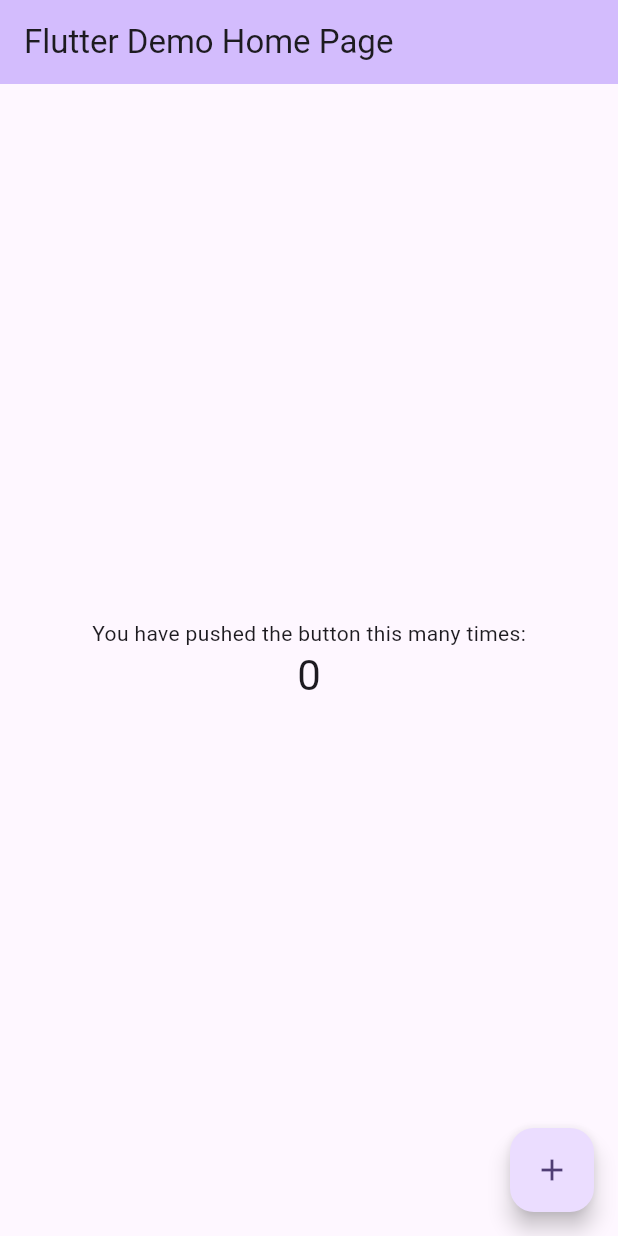
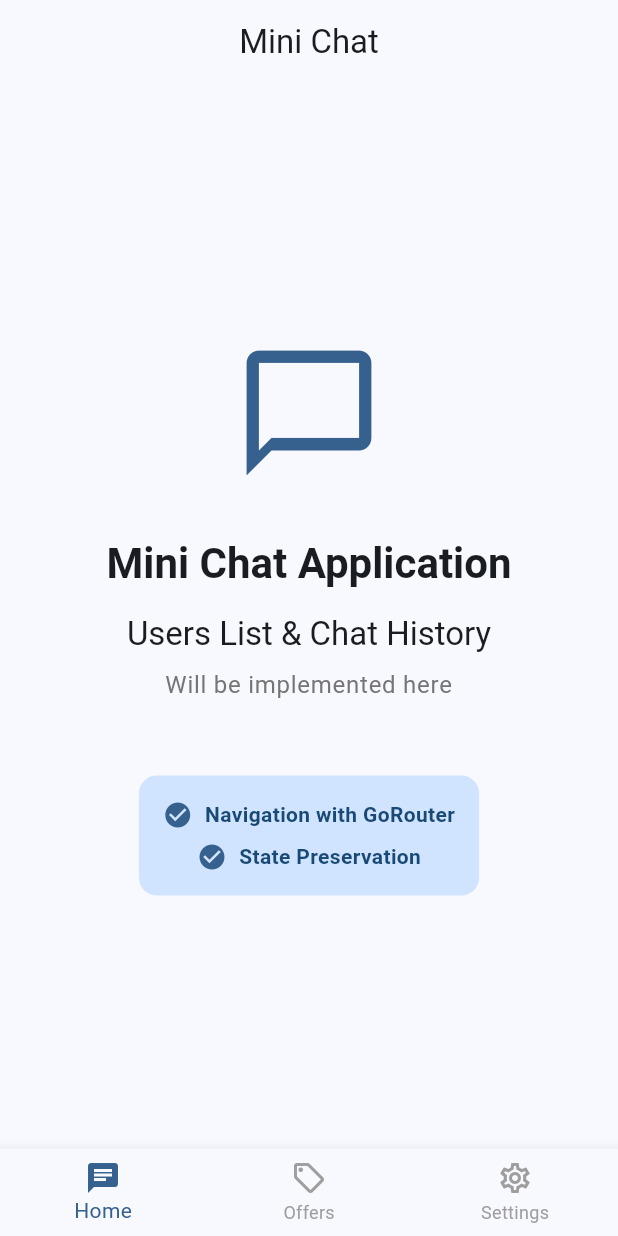
Before and after one commit to dhyaan-dds08/Chat_Module, a Flutter app: the screen it shows after launch, on a phone screen of 412 x 824 dp. Run offline on Flutter 3.47's test engine with Material 3 defaults, Android fonts, the phone set to English and light mode, and no system bars; our stand-ins replace go_router.

Commit message:
feat: Add bottom navigation with GoRouter, ValueListenable state management, and screen structure

```diff
--- /dev/null
+++ b/lib/core/routes/app_router.dart
@@ -0,0 +1,30 @@
+import 'package:flutter/material.dart';
+import 'package:go_router/go_router.dart';
+
+import '../../screens/main_screen.dart';
+
+class AppRouter {
+  static final goRouter = GoRouter(
+    initialLocation: '/',
+    routes: [
+      GoRoute(path: '/', builder: (context, state) => const MainScreen()),
+    ],
+    errorBuilder: (context, state) => Scaffold(
+      body: Center(
+        child: Column(
+          mainAxisAlignment: MainAxisAlignment.center,
+          children: [
+            const Icon(Icons.error_outline, size: 64, color: Colors.red),
+            const SizedBox(height: 16),
+            const Text('Page not found'),
+            const SizedBox(height: 16),
+            ElevatedButton(
+              onPressed: () => context.go('/'),
+              child: const Text('Go Home'),
+            ),
+          ],
+        ),
+      ),
+    ),
+  );
+}
--- a/lib/main.dart
+++ b/lib/main.dart
@@ -1,4 +1,5 @@
 import 'package:flutter/material.dart';
+import 'core/routes/app_router.dart';
 
 void main() {
   runApp(const MyApp());
@@ -7,116 +8,20 @@ void main() {
 class MyApp extends StatelessWidget {
   const MyApp({super.key});
 
-  // This widget is the root of your application.
   @override
   Widget build(BuildContext context) {
-    return MaterialApp(
-      title: 'Flutter Demo',
+    return MaterialApp.router(
+      title: 'Mini Chat Application',
+      debugShowCheckedModeBanner: false,
       theme: ThemeData(
-        // This is the theme of your application.
-        //
-        // TRY THIS: Try running your application with "flutter run". You'll see
-        // the application has a purple toolbar. Then, without quitting the app,
-        // try changing the seedColor in the colorScheme below to Colors.green
-        // and then invoke "hot reload" (save your changes or press the "hot
-        // reload" button in a Flutter-supported IDE, or press "r" if you used
-        // the command line to start the app).
-        //
-        // Notice that the counter didn't reset back to zero; the application
-        // state is not lost during the reload. To reset the state, use hot
-        // restart instead.
-        //
-        // This works for code too, not just values: Most code changes can be
-        // tested with just a hot reload.
-        colorScheme: .fromSeed(seedColor: Colors.deepPurple),
+        colorScheme: ColorScheme.fromSeed(
+          seedColor: Colors.blue,
+          brightness: Brightness.light,
+        ),
+        useMaterial3: true,
+        appBarTheme: const AppBarTheme(centerTitle: true, elevation: 0),
       ),
-      home: const MyHomePage(title: 'Flutter Demo Home Page'),
+      routerConfig: AppRouter.goRouter,
     );
   }
 }
-
-class MyHomePage extends StatefulWidget {
-  const MyHomePage({super.key, required this.title});
-
-  // This widget is the home page of your application. It is stateful, meaning
-  // that it has a State object (defined below) that contains fields that affect
-  // how it looks.
-
-  // This class is the configuration for the state. It holds the values (in this
-  // case the title) provided by the parent (in this case the App widget) and
-  // used by the build method of the State. Fields in a Widget subclass are
-  // always marked "final".
-
-  final String title;
-
-  @override
-  State<MyHomePage> createState() => _MyHomePageState();
-}
-
-class _MyHomePageState extends State<MyHomePage> {
-  int _counter = 0;
-
-  void _incrementCounter() {
-    setState(() {
-      // This call to setState tells the Flutter framework that something has
-      // changed in this State, which causes it to rerun the build method below
-      // so that the display can reflect the updated values. If we changed
-      // _counter without calling setState(), then the build method would not be
-      // called again, and so nothing would appear to happen.
-      _counter++;
-    });
-  }
-
-  @override
-  Widget build(BuildContext context) {
-    // This method is rerun every time setState is called, for instance as done
-    // by the _incrementCounter method above.
-    //
-    // The Flutter framework has been optimized to make rerunning build methods
-    // fast, so that you can just rebuild anything that needs updating rather
-    // than having to individually change instances of widgets.
-    return Scaffold(
-      appBar: AppBar(
-        // TRY THIS: Try changing the color here to a specific color (to
-        // Colors.amber, perhaps?) and trigger a hot reload to see the AppBar
-        // change color while the other colors stay the same.
-        backgroundColor: Theme.of(context).colorScheme.inversePrimary,
-        // Here we take the value from the MyHomePage object that was created by
-        // the App.build method, and use it to set our appbar title.
-        title: Text(widget.title),
-      ),
-      body: Center(
-        // Center is a layout widget. It takes a single child and positions it
-        // in the middle of the parent.
-        child: Column(
-          // Column is also a layout widget. It takes a list of children and
-          // arranges them vertically. By default, it sizes itself to fit its
-          // children horizontally, and tries to be as tall as its parent.
-          //
-          // Column has various properties to control how it sizes itself and
-          // how it positions its children. Here we use mainAxisAlignment to
-          // center the children vertically; the main axis here is the vertical
-          // axis because Columns are vertical (the cross axis would be
-          // horizontal).
-          //
-          // TRY THIS: Invoke "debug painting" (choose the "Toggle Debug Paint"
-          // action in the IDE, or press "p" in the console), to see the
-          // wireframe for each widget.
-          mainAxisAlignment: .center,
-          children: [
-            const Text('You have pushed the button this many times:'),
-            Text(
-              '$_counter',
-              style: Theme.of(context).textTheme.headlineMedium,
-            ),
-          ],
-        ),
-      ),
-      floatingActionButton: FloatingActionButton(
-        onPressed: _incrementCounter,
-        tooltip: 'Increment',
-        child: const Icon(Icons.add),
-      ),
-    );
-  }
-}
--- /dev/null
+++ b/lib/screens/home_screen.dart
@@ -0,0 +1,111 @@
+import 'package:flutter/material.dart';
+
+class HomeScreen extends StatefulWidget {
+  const HomeScreen({super.key});
+
+  @override
+  State<HomeScreen> createState() => _HomeScreenState();
+}
+
+class _HomeScreenState extends State<HomeScreen> {
+  @override
+  Widget build(BuildContext context) {
+    return Scaffold(
+      appBar: AppBar(
+        title: const Text('Mini Chat'),
+        centerTitle: true,
+        elevation: 0,
+      ),
+      body: Center(
+        child: Padding(
+          padding: const EdgeInsets.all(24.0),
+          child: Column(
+            mainAxisAlignment: MainAxisAlignment.center,
+            children: [
+              Icon(
+                Icons.chat_bubble_outline,
+                size: 100,
+                color: Theme.of(context).colorScheme.primary,
+              ),
+              const SizedBox(height: 32),
+              Text(
+                'Mini Chat Application',
+                style: Theme.of(context).textTheme.headlineMedium?.copyWith(
+                  fontWeight: FontWeight.bold,
+                ),
+                textAlign: TextAlign.center,
+              ),
+              const SizedBox(height: 16),
+              Text(
+                'Users List & Chat History',
+                style: Theme.of(context).textTheme.titleLarge,
+                textAlign: TextAlign.center,
+              ),
+              const SizedBox(height: 8),
+              Text(
+                'Will be implemented here',
+                style: Theme.of(
+                  context,
+                ).textTheme.bodyLarge?.copyWith(color: Colors.grey.shade600),
+                textAlign: TextAlign.center,
+              ),
+              const SizedBox(height: 48),
+              Container(
+                padding: const EdgeInsets.all(16),
+                decoration: BoxDecoration(
+                  color: Theme.of(context).colorScheme.primaryContainer,
+                  borderRadius: BorderRadius.circular(12),
+                ),
+                child: Column(
+                  children: [
+                    Row(
+                      mainAxisSize: MainAxisSize.min,
+                      children: [
+                        Icon(
+                          Icons.check_circle,
+                          color: Theme.of(context).colorScheme.primary,
+                          size: 20,
+                        ),
+                        const SizedBox(width: 8),
+                        Text(
+                          'Navigation with GoRouter',
+                          style: TextStyle(
+                            color: Theme.of(
+                              context,
+                            ).colorScheme.onPrimaryContainer,
+                            fontWeight: FontWeight.w600,
+                          ),
+                        ),
+                      ],
+                    ),
+                    const SizedBox(height: 8),
+                    Row(
+                      mainAxisSize: MainAxisSize.min,
+                      children: [
+                        Icon(
+                          Icons.check_circle,
+                          color: Theme.of(context).colorScheme.primary,
+                          size: 20,
+                        ),
+                        const SizedBox(width: 8),
+                        Text(
+                          'State Preservation',
+                          style: TextStyle(
+                            color: Theme.of(
+                              context,
+                            ).colorScheme.onPrimaryContainer,
+                            fontWeight: FontWeight.w600,
+                          ),
+                        ),
+                      ],
+                    ),
+                  ],
+                ),
+              ),
+            ],
+          ),
+        ),
+      ),
+    );
+  }
+}
--- /dev/null
+++ b/lib/screens/main_screen.dart
@@ -0,0 +1,69 @@
+import 'package:flutter/material.dart';
+import 'home_screen.dart';
+import 'placeholder_screen.dart';
+
+class MainScreen extends StatefulWidget {
+  const MainScreen({super.key});
+
+  @override
+  State<MainScreen> createState() => _MainScreenState();
+}
+
+class _MainScreenState extends State<MainScreen> {
+  final ValueNotifier<int> _currentIndex = ValueNotifier(0);
+
+  final List<Widget> _screens = const [
+    HomeScreen(),
+    PlaceholderScreen(tabName: 'Offers'),
+    PlaceholderScreen(tabName: 'Settings'),
+  ];
+
+  @override
+  void dispose() {
+    _currentIndex.dispose();
+    super.dispose();
+  }
+
+  @override
+  Widget build(BuildContext context) {
+    return Scaffold(
+      body: ValueListenableBuilder<int>(
+        valueListenable: _currentIndex,
+        builder: (context, index, child) {
+          return _screens[index];
+        },
+      ),
+      bottomNavigationBar: ValueListenableBuilder<int>(
+        valueListenable: _currentIndex,
+        builder: (context, index, child) {
+          return BottomNavigationBar(
+            currentIndex: index,
+            onTap: (newIndex) {
+              _currentIndex.value = newIndex;
+            },
+            type: BottomNavigationBarType.fixed,
+            selectedItemColor: Theme.of(context).colorScheme.primary,
+            unselectedItemColor: Colors.grey,
+            items: const [
+              BottomNavigationBarItem(
+                icon: Icon(Icons.chat),
+                activeIcon: Icon(Icons.chat),
+                label: 'Home',
+              ),
+              BottomNavigationBarItem(
+                icon: Icon(Icons.local_offer_outlined),
+                activeIcon: Icon(Icons.local_offer),
+                label: 'Offers',
+              ),
+              BottomNavigationBarItem(
+                icon: Icon(Icons.settings_outlined),
+                activeIcon: Icon(Icons.settings),
+                label: 'Settings',
+              ),
+            ],
+          );
+        },
+      ),
+    );
+  }
+}
--- /dev/null
+++ b/lib/screens/placeholder_screen.dart
@@ -0,0 +1,54 @@
+import 'package:flutter/material.dart';
+
+class PlaceholderScreen extends StatelessWidget {
+  final String tabName;
+
+  const PlaceholderScreen({super.key, required this.tabName});
+
+  @override
+  Widget build(BuildContext context) {
+    return Scaffold(
+      appBar: AppBar(title: Text(tabName), centerTitle: true),
+      body: Center(
+        child: Column(
+          mainAxisAlignment: MainAxisAlignment.center,
+          children: [
+            Icon(
+              Icons.construction,
+              size: 80,
+              color: Theme.of(context).colorScheme.primary.withOpacity(0.3),
+            ),
+            const SizedBox(height: 24),
+            Text(
+              tabName,
+              style: Theme.of(
+                context,
+              ).textTheme.headlineSmall?.copyWith(fontWeight: FontWeight.bold),
+            ),
+            const SizedBox(height: 8),
+            Text(
+              'Coming Soon',
+              style: Theme.of(
+                context,
+              ).textTheme.titleMedium?.copyWith(color: Colors.grey.shade600),
+            ),
+            const SizedBox(height: 16),
+            Container(
+              padding: const EdgeInsets.symmetric(horizontal: 24, vertical: 12),
+              decoration: BoxDecoration(
+                color: Theme.of(context).colorScheme.primaryContainer,
+                borderRadius: BorderRadius.circular(8),
+              ),
+              child: Text(
+                'This tab is a placeholder',
+                style: TextStyle(
+                  color: Theme.of(context).colorScheme.onPrimaryContainer,
+                ),
+              ),
+            ),
+          ],
+        ),
+      ),
+    );
+  }
+}
--- a/pubspec.yaml
+++ b/pubspec.yaml
@@ -34,6 +34,10 @@ dependencies:
   # The following adds the Cupertino Icons font to your application.
   # Use with the CupertinoIcons class for iOS style icons.
   cupertino_icons: ^1.0.8
+
+
+  # Navigation
+  go_router: ^17.0.1
 
 dev_dependencies:
   flutter_test:
```
Also changed, not shown: pubspec.lock, 3 other files.
